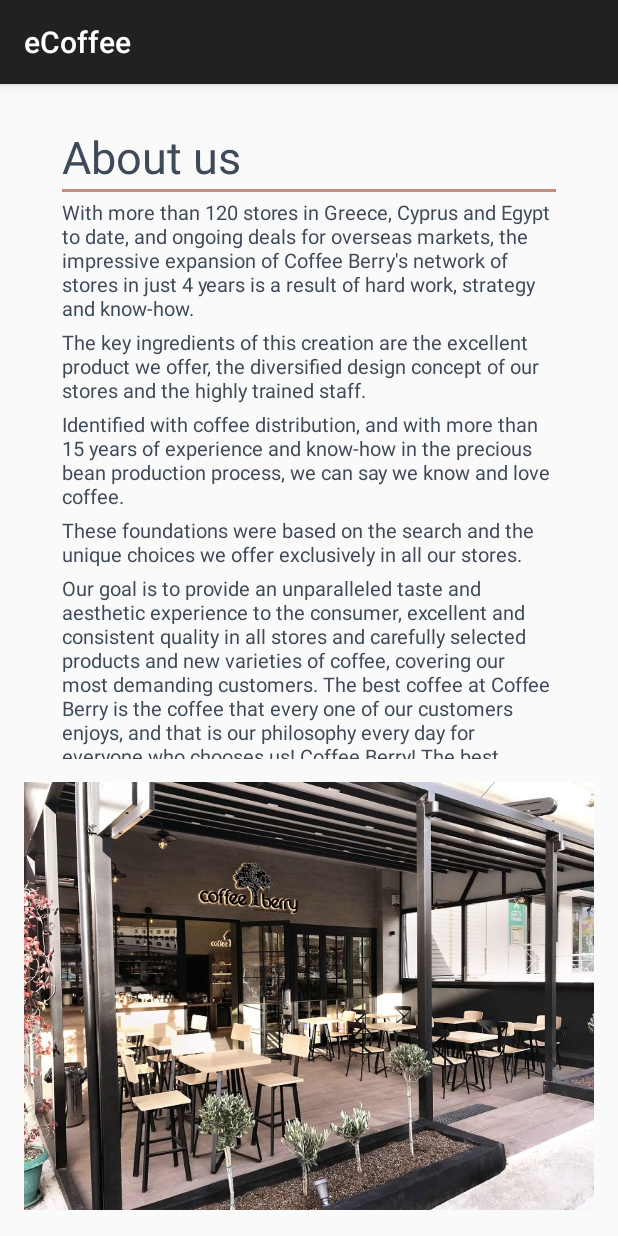
After one commit to CS-UCY-EPL343/winter19.team16, an Android app: the Aboutus screen opened directly, with no data from a screen before it, on a phone screen of 412 x 824 dp. The commit adds this screen. Run offline under Robolectric (Android 15) with nearby library versions, the phone set to English and light mode, and no system bars.

Commit message:
remake about us
remake

```diff
--- a/app/src/main/AndroidManifest.xml
+++ b/app/src/main/AndroidManifest.xml
@@ -9,18 +9,17 @@
         android:roundIcon="@mipmap/ic_launcher_round"
         android:supportsRtl="true"
         android:theme="@style/AppTheme">
+        <activity android:name=".Aboutus"></activity>
         <activity
             android:name=".order_menu"
-            android:label="@string/title_activity_order_menu">
-        </activity>
+            android:label="@string/title_activity_order_menu"></activity>
         <activity
             android:name=".SignUp"
-            android:label="@string/title_activity_sign_up"
-            android:exported="true">
-        </activity>
-        <activity android:name=".AboutUs2"></activity>
-
-        <activity android:name=".MainActivity"
+            android:exported="true"
+            android:label="@string/title_activity_sign_up"></activity>
+        <activity android:name=".AboutUs2" />
+        <activity
+            android:name=".MainActivity"
             android:label="MainActivity">
             <intent-filter>
                 <action android:name="android.intent.action.MAIN" />
@@ -30,8 +29,8 @@
         </activity>
         <activity
             android:name=".MainMenu"
-            android:label="MainMenu"
-            android:exported="true">
-        </activity>
+            android:exported="true"
+            android:label="MainMenu"></activity>
     </application>
+
 </manifest>
--- /dev/null
+++ b/app/src/main/java/com/team16/ecoffee/Aboutus.java
@@ -0,0 +1,14 @@
+package com.team16.ecoffee;
+
+import androidx.appcompat.app.AppCompatActivity;
+
+import android.os.Bundle;
+
+public class Aboutus extends AppCompatActivity {
+
+    @Override
+    protected void onCreate(Bundle savedInstanceState) {
+        super.onCreate(savedInstanceState);
+        setContentView(R.layout.activity_aboutus);
+    }
+}
--- /dev/null
+++ b/app/src/main/res/drawable/f.xml
@@ -0,0 +1,4 @@
+<?xml version="1.0" encoding="utf-8"?>
+<selector xmlns:android="http://schemas.android.com/apk/res/android">
+
+</selector>
--- /dev/null
+++ b/app/src/main/res/layout/activity_aboutus.xml
@@ -0,0 +1,102 @@
+<?xml version="1.0" encoding="utf-8"?>
+<LinearLayout
+    xmlns:android="http://schemas.android.com/apk/res/android"
+    xmlns:app="http://schemas.android.com/apk/res-auto"
+    xmlns:tools="http://schemas.android.com/tools"
+    android:layout_width="match_parent"
+    android:layout_height="match_parent"
+    android:orientation="vertical"
+    android:paddingBottom="@dimen/activity_vertical_margin"
+    android:paddingLeft="@dimen/activity_horizontal_margin"
+    android:paddingRight="@dimen/activity_horizontal_margin"
+    android:paddingTop="@dimen/activity_vertical_margin"
+    tools:context="com.team16.ecoffee.Aboutus">
+
+
+
+    <LinearLayout
+        android:layout_width="match_parent"
+        android:layout_height="wrap_content"
+        android:orientation="vertical">
+
+        <LinearLayout
+            android:layout_width="match_parent"
+            android:layout_height="wrap_content"
+            android:orientation="vertical"
+            android:layout_marginLeft="25dp"
+            android:layout_marginRight="25dp">
+
+            <TextView
+                android:layout_marginTop="12dp"
+                android:layout_width="wrap_content"
+                android:layout_height="wrap_content"
+                android:text="About us"
+                android:textColor="#3e4a59"
+                android:textSize="30sp"/>
+
+            <View
+                android:id="@+id/view2"
+                android:layout_width="match_parent"
+                android:layout_height="2dp"
+                android:layout_marginTop="1dp"
+                android:background="#c28e79" />
+
+            <TextView
+                android:layout_width="wrap_content"
+                android:layout_height="wrap_content"
+                android:hint="With more than 120 stores in Greece, Cyprus and Egypt to date, and ongoing deals for overseas markets, the impressive expansion of Coffee Berry's network of stores in just 4 years is a result of hard work, strategy and know-how."
+                android:textSize="13sp"
+                android:textColorHint="#3e4a59"
+                android:background="#00000000"
+                android:layout_marginTop="4dp"/>
+
+            <TextView
+            android:layout_width="wrap_content"
+            android:layout_height="wrap_content"
+            android:hint="The key ingredients of this creation are the excellent product we offer, the diversified design concept of our stores and the highly trained staff."
+            android:textSize="13sp"
+            android:textColorHint="#3e4a59"
+            android:background="#00000000"
+            android:layout_marginTop="4dp"/>
+
+            <TextView
+                android:layout_width="wrap_content"
+                android:layout_height="wrap_content"
+                android:hint="Identified with coffee distribution, and with more than 15 years of experience and know-how in the precious bean production process, we can say we know and love coffee. "
+                android:textSize="13sp"
+                android:textColorHint="#3e4a59"
+                android:background="#00000000"
+                android:layout_marginTop="4dp"/>
+
+            <TextView
+                android:layout_width="wrap_content"
+                android:layout_height="wrap_content"
+                android:hint="These foundations were based on the search and the unique choices we offer exclusively in all our stores."
+                android:textSize="13sp"
+                android:textColorHint="#3e4a59"
+                android:background="#00000000"
+                android:layout_marginTop="4dp"/>
+
+            <TextView
+                android:layout_width="wrap_content"
+                android:layout_height="123dp"
+                android:layout_marginTop="4dp"
+                android:background="#00000000"
+                android:hint="Our goal is to provide an unparalleled taste and aesthetic experience to the consumer, excellent and consistent quality in all stores and carefully selected products and new varieties of coffee, covering our most demanding customers. The best coffee at Coffee Berry is the coffee that every one of our customers enjoys, and that is our philosophy every day for everyone who chooses us! Coffee Berry! The best moment of your day!"
+                android:textColorHint="#3e4a59"
+                android:textSize="13sp" />
+
+
+        </LinearLayout>
+
+        <ImageView
+        android:id="@+id/imageView4"
+        android:layout_marginTop="14dp"
+        android:layout_width="match_parent"
+        android:layout_height="wrap_content"
+        app:srcCompat="@drawable/coffeberry" />
+    </LinearLayout>
+
+
+
+</LinearLayout>
--- a/app/src/main/res/layout/settings_activity.xml
+++ b/app/src/main/res/layout/settings_activity.xml
@@ -207,7 +207,7 @@
                 android:layout_width="match_parent"
                 android:layout_height="wrap_content"
                 android:text="Sign Up"
-                android:textSize="15sp"
+                android:textSize="14sp"
                 android:textColor="#ffffff"
                 android:background="@drawable/rect1"/>
 
```
Also changed, not shown: app/src/main/res/drawable/coffeberry.png (added).
